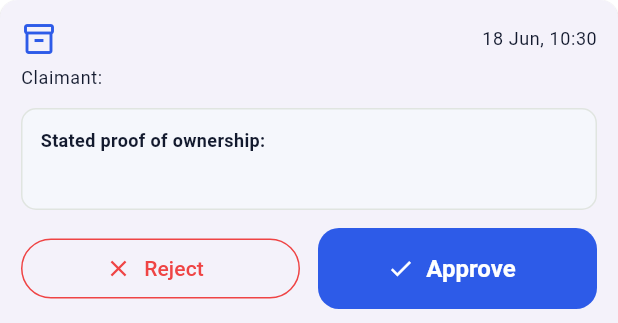
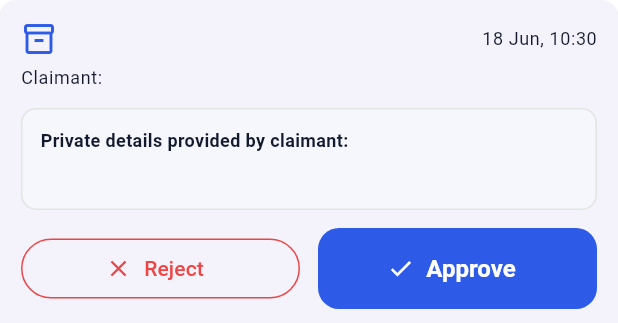
Before and after one commit to adamlyons97/Campus-Find, a Flutter app: the _ClaimReviewCard widget shown alone on an empty page, opened directly with empty values, on a phone screen of 412 x 824 dp. Shown: the top 323 px of the screen. Run offline on Flutter 3.47's test engine with Material 3 defaults, Android fonts, the phone set to English and light mode, and no system bars; our stand-ins replace cached_network_image, cloud_firestore, firebase_auth, firebase_core, firebase_storage, flutter_riverpod and 3 more; accounts and stored records are empty.

Commit message:
Improve secure claim verification management

```diff
--- a/lib/features/claims/views/claim_management_screen.dart
+++ b/lib/features/claims/views/claim_management_screen.dart
@@ -16,7 +16,7 @@ class ClaimManagementScreen extends ConsumerWidget {
     final pending = ref.watch(pendingClaimsProvider);
 
     return Scaffold(
-      appBar: AppBar(title: const Text('Verify Claims')),
+      appBar: AppBar(title: const Text('Secure Claim Verification')),
       body: pending.when(
         loading: () => const Center(child: CircularProgressIndicator()),
         error: (e, _) => Center(child: Text(e.toString())),
@@ -88,7 +88,7 @@ class _ClaimReviewCard extends ConsumerWidget {
               child: Column(
                 crossAxisAlignment: CrossAxisAlignment.start,
                 children: [
-                  const Text('Stated proof of ownership:',
+                  const Text('Private details provided by claimant:',
                       style:
                           TextStyle(fontSize: 12, fontWeight: FontWeight.w600)),
                   const SizedBox(height: 4),
```
